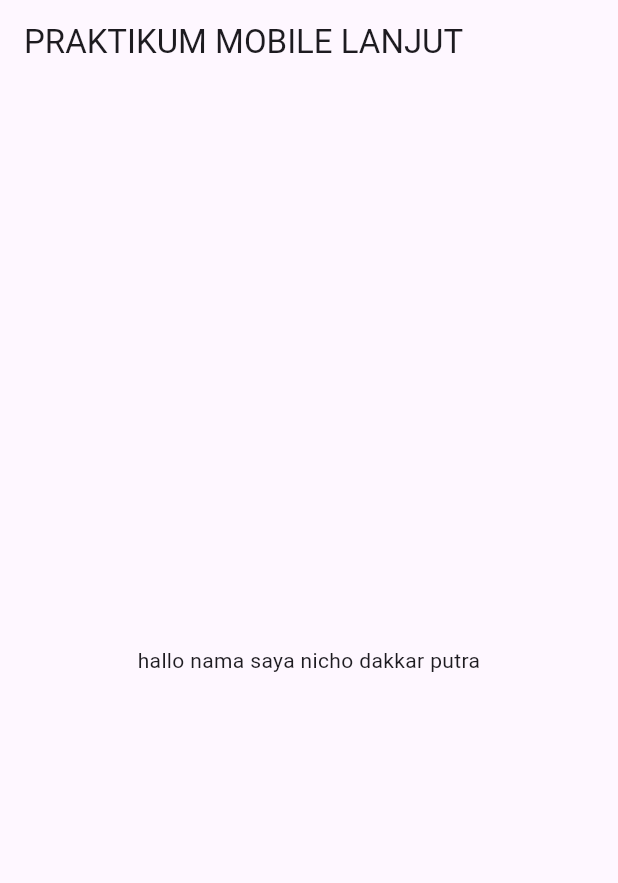
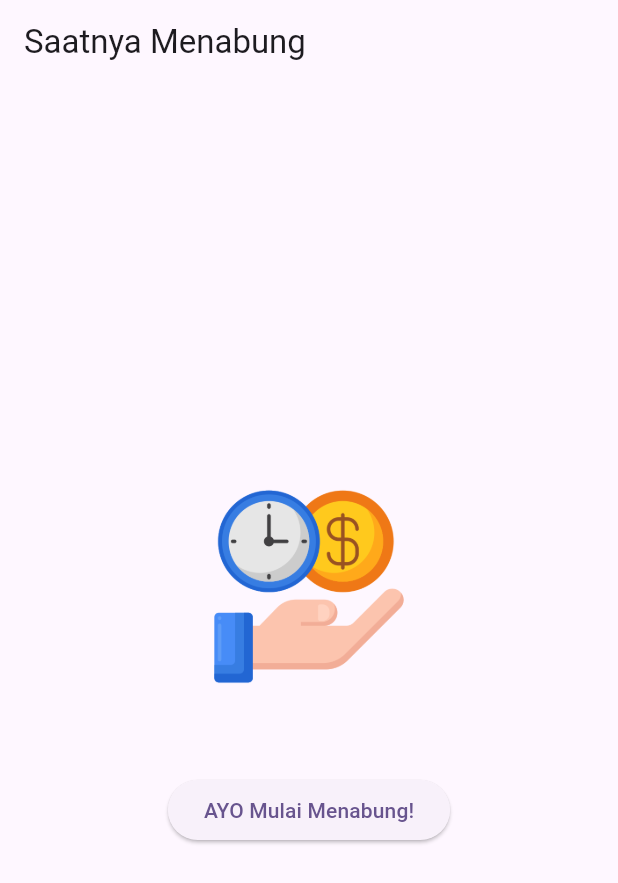
Before and after one commit to nichodakkar/prak-mobilelanjut-2317051059, a Flutter app: the screen it shows after launch, on a phone screen of 412 x 824 dp. Shown: the top 883 px of the screen. Run offline on Flutter 3.47's test engine with Material 3 defaults, Android fonts, the phone set to English and light mode, and no system bars.

Commit message:
Pertemuan 3: Basic Widget

```diff
--- /dev/null
+++ b/lib/ basic_widget.dart
@@ -0,0 +1,31 @@
+import 'package:flutter/material.dart';
+
+class RowWidget extends StatelessWidget {
+  const RowWidget({super.key});
+
+  @override
+  Widget build(BuildContext context) {
+    return Scaffold(
+      appBar: AppBar(
+        title: const Text('Saatnya Menabung'),
+      ), // AppBar
+      body: Center(
+        child: Column(
+          mainAxisAlignment: MainAxisAlignment.center,
+          children: [
+            Image.asset(
+              'assets/images/logo.png',
+              width: 150,
+              height: 150,
+            ), // Image.asset
+            const SizedBox(height: 50),
+            ElevatedButton(
+              onPressed: () {},
+              child: const Text('AYO Mulai Menabung!'),
+            ), // ElevatedButton
+          ],
+        ),
+      ), // Center
+    ); // Scaffold
+  }
+}
--- a/lib/main.dart
+++ b/lib/main.dart
@@ -1,4 +1,7 @@
 import 'package:flutter/material.dart';
+// import 'package:myapp/column_widget.dart';
+// import 'package:myapp/row_widget.dart';
+import 'package:myapp/ basic_widget.dart';
 
 void main() {
   runApp(const MyApp());
@@ -7,26 +10,15 @@ void main() {
 class MyApp extends StatelessWidget {
   const MyApp({super.key});
 
-  // This widget is the root of your application.
   @override
   Widget build(BuildContext context) {
     return MaterialApp(
-      title: 'Flutter Demo',
+      title: 'Praktikum Mobile Lanjut',
       theme: ThemeData(
-
         colorScheme: ColorScheme.fromSeed(seedColor: Colors.deepPurple),
+        useMaterial3: true,
       ),
-      home: Scaffold(
-        appBar: AppBar(
-          title: const Text('PRAKTIKUM MOBILE LANJUT'),
-        ),
-        body: const Center(
-          child: Text(
-            'hallo nama saya nicho dakkar putra',
-            textAlign: TextAlign.center,
-          ),
-        ),
-      )
+     home: const RowWidget(),
     );
   }
 }
--- /dev/null
+++ b/lib/row_widget.dart
@@ -0,0 +1,19 @@
+import 'package:flutter/material.dart';
+
+class RowWidget extends StatelessWidget {
+  const RowWidget({super.key});
+
+  @override
+  Widget build(BuildContext context) {
+    return Scaffold(
+      appBar: AppBar(title: const Text('Widget Row')),
+      body: Row(children: const[
+          Text('Ilmu Komputer'),
+          Text('FMIPA'),
+          Text('Universitas Lampung'),
+          Text('2025'),
+        ],
+      ),
+    );
+  }
+}
--- a/pubspec.yaml
+++ b/pubspec.yaml
@@ -58,9 +58,8 @@ flutter:
   uses-material-design: true
 
   # To add assets to your application, add an assets section, like this:
-  # assets:
-  #   - images/a_dot_burr.jpeg
-  #   - images/a_dot_ham.jpeg
+  assets:
+    - assets/images/logo.png
 
   # An image asset can refer to one or more resolution-specific "variants", see
   # https://flutter.dev/to/resolution-aware-images
```
Also changed, not shown: lib/column_widget.dart (added, +20 -0 lines), assets/images/logo.png (added).
